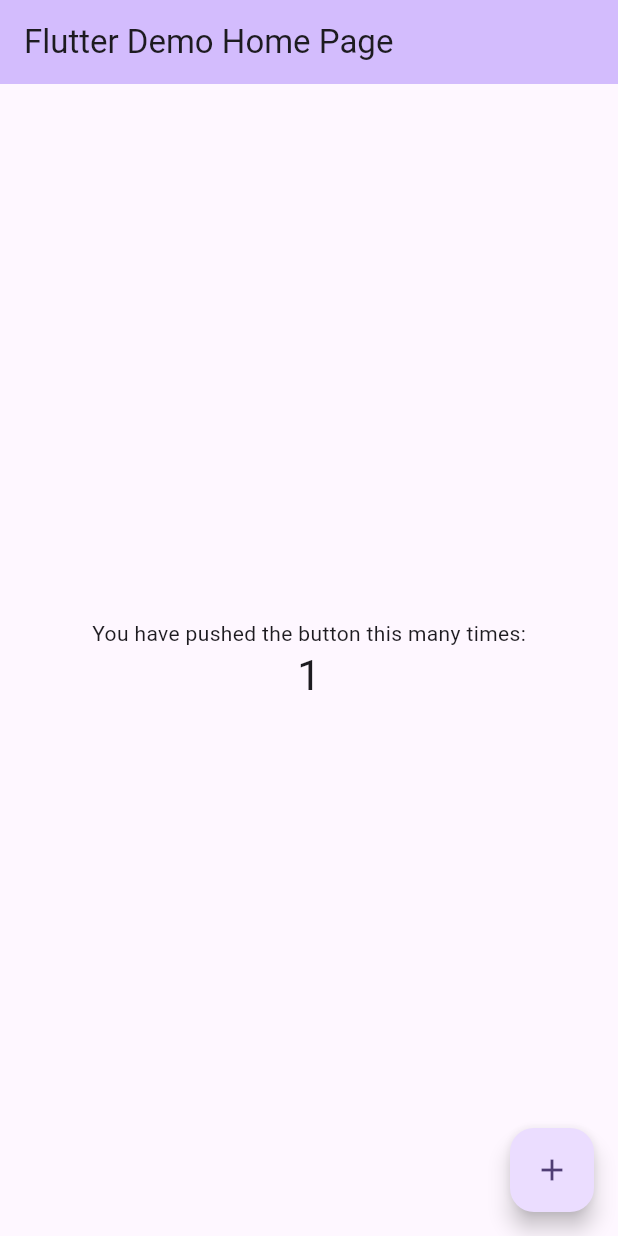
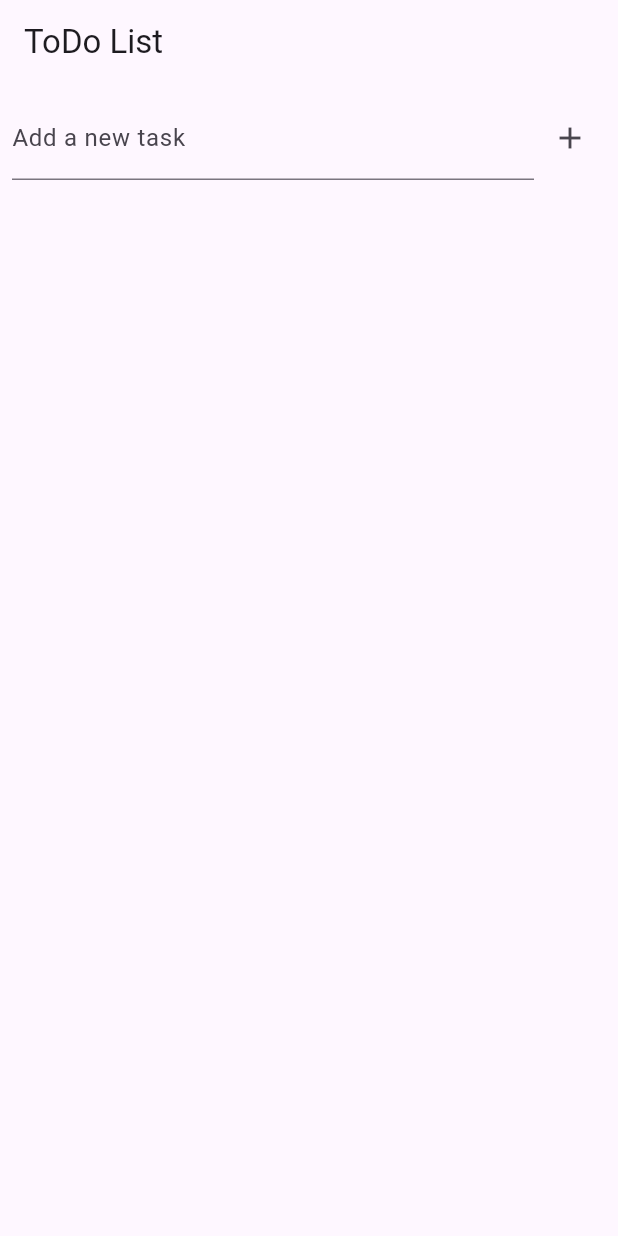
Before and after one commit to KakizakiHayate/FirstTodo, a Flutter app: the screen it shows after launch, after a tap on the "add" icon, on a phone screen of 412 x 824 dp. Run offline on Flutter 3.47's test engine with Material 3 defaults, Android fonts, the phone set to English and light mode, and no system bars; our stand-ins replace flutter_riverpod.

Commit message:
add: 簡易的なtodoアプリを作成した

```diff
--- a/lib/main.dart
+++ b/lib/main.dart
@@ -1,68 +1,23 @@
 import 'package:flutter/material.dart';
+import 'package:flutter_riverpod/flutter_riverpod.dart';
+import 'views/my_home_page.dart';
 
 void main() {
-  runApp(const MyApp());
+  runApp(const ProviderScope(child: MyApp()));
 }
 
 class MyApp extends StatelessWidget {
-  const MyApp({super.key});
+  const MyApp({Key? key}) : super(key: key);
 
   @override
   Widget build(BuildContext context) {
     return MaterialApp(
-      title: 'Flutter Demo',
+      title: 'Flutter ToDo App',
       theme: ThemeData(
         colorScheme: ColorScheme.fromSeed(seedColor: Colors.deepPurple),
         useMaterial3: true,
       ),
-      home: const MyHomePage(title: 'Flutter Demo Home Page'),
+      home: const MyHomePage(),
     );
   }
 }
-
-class MyHomePage extends StatefulWidget {
-  const MyHomePage({super.key, required this.title});
-  final String title;
-
-  @override
-  State<MyHomePage> createState() => _MyHomePageState();
-}
-
-class _MyHomePageState extends State<MyHomePage> {
-  int _counter = 0;
-
-  void _incrementCounter() {
-    setState(() {
-      _counter++;
-    });
-  }
-
-  @override
-  Widget build(BuildContext context) {
-    return Scaffold(
-      appBar: AppBar(
-        backgroundColor: Theme.of(context).colorScheme.inversePrimary,
-        title: Text(widget.title),
-      ),
-      body: Center(
-        child: Column(
-          mainAxisAlignment: MainAxisAlignment.center,
-          children: <Widget>[
-            const Text(
-              'You have pushed the button this many times:',
-            ),
-            Text(
-              '$_counter',
-              style: Theme.of(context).textTheme.headlineMedium,
-            ),
-          ],
-        ),
-      ),
-      floatingActionButton: FloatingActionButton(
-        onPressed: _incrementCounter,
-        tooltip: 'Increment',
-        child: const Icon(Icons.add),
-      ), // This trailing comma makes auto-formatting nicer for build methods.
-    );
-  }
-}
--- /dev/null
+++ b/lib/providers/providers.dart
@@ -0,0 +1,7 @@
+import 'package:flutter_riverpod/flutter_riverpod.dart';
+import '../viewmodels/todo_list_view_model.dart';
+import '../models/todo_item.dart';
+
+final todoListProvider = StateNotifierProvider<TodoListViewModel, List<TodoItem>>((ref) {
+  return TodoListViewModel();
+});
--- /dev/null
+++ b/lib/views/my_home_page.dart
@@ -0,0 +1,74 @@
+import 'package:flutter/material.dart';
+import 'package:flutter_riverpod/flutter_riverpod.dart';
+import '../models/todo_item.dart';
+import '../providers/providers.dart';
+
+class MyHomePage extends ConsumerWidget {
+  const MyHomePage({Key? key}) : super(key: key);
+
+  @override
+  Widget build(BuildContext context, WidgetRef ref) {
+    final todoList = ref.watch(todoListProvider);
+    final todoListNotifier = ref.read(todoListProvider.notifier);
+    final TextEditingController _textController = TextEditingController();
+
+    return Scaffold(
+      appBar: AppBar(
+        title: Text('ToDo List'),
+      ),
+      body: Column(
+        children: [
+          Padding(
+            padding: const EdgeInsets.all(8.0),
+            child: Row(
+              children: [
+                Expanded(
+                  child: TextField(
+                    controller: _textController,
+                    decoration: InputDecoration(
+                      labelText: 'Add a new task',
+                    ),
+                  ),
+                ),
+                IconButton(
+                  icon: Icon(Icons.add),
+                  onPressed: () {
+                    if (_textController.text.isNotEmpty) {
+                      todoListNotifier.addTodoItem(_textController.text);
+                      _textController.clear();
+                    }
+                  },
+                ),
+              ],
+            ),
+          ),
+          Expanded(
+            child: ListView.builder(
+              itemCount: todoList.length,
+              itemBuilder: (context, index) {
+                final item = todoList[index];
+                return Dismissible(
+                  key: Key(item.id),
+                  onDismissed: (direction) {
+                    todoListNotifier.removeTodoItem(item.id);
+                    ScaffoldMessenger.of(context).showSnackBar(
+                        SnackBar(content: Text('Task "${item.title}" dismissed')));
+                  },
+                  child: ListTile(
+                    title: Text(item.title),
+                    leading: Checkbox(
+                      value: item.isCompleted,
+                      onChanged: (value) {
+                        todoListNotifier.toggleTodoItem(item.id);
+                      },
+                    ),
+                  ),
+                );
+              },
+            ),
+          ),
+        ],
+      ),
+    );
+  }
+}
--- a/pubspec.yaml
+++ b/pubspec.yaml
@@ -31,6 +31,7 @@ dependencies:
   flutter:
     sdk: flutter
   flutter_riverpod: ^2.5.1
+  uuid: ^4.4.0
 
   # The following adds the Cupertino Icons font to your application.
   # Use with the CupertinoIcons class for iOS style icons.
```
Also changed, not shown: lib/models/todo_item.dart (added, +7 -0 lines), lib/viewmodels/todo_list_view_model.dart (added, +34 -0 lines).
